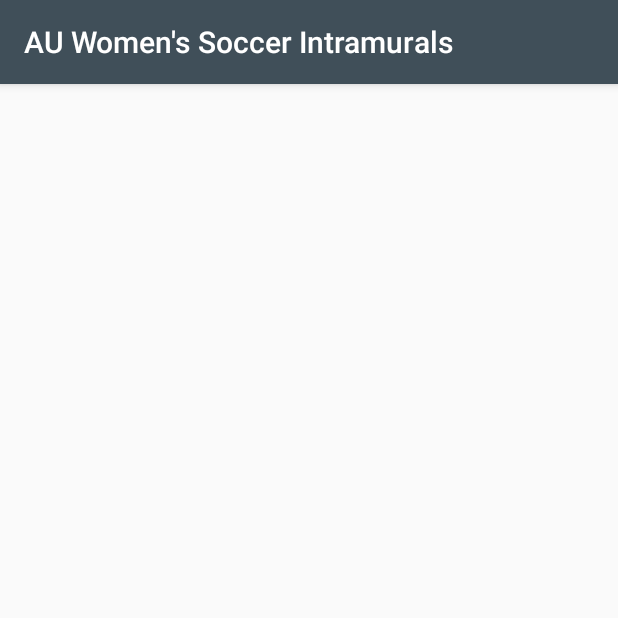
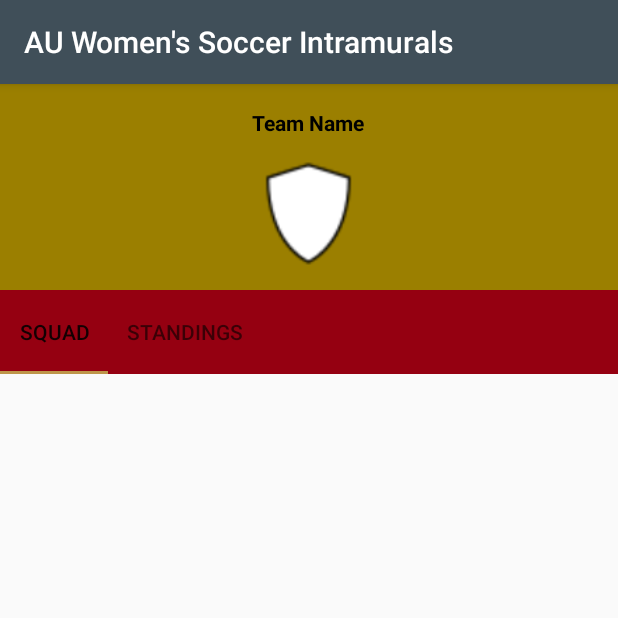
Before and after one commit to dany5555/AUSoccerIntramurals, an Android app: the TeamProfileActivity screen opened directly, with no data from a screen before it, on a phone screen of 412 x 824 dp, the top half of it. Run offline under Robolectric (Android 15) with nearby library versions, the light colour scheme and no system bars; our stand-ins replace Firebase (no records; nobody signed in at launch, a user with empty details on screens opened directly); pictures from the network do not load; 2 statements that could not run were skipped.

Commit message:
- Successfully added squad list in the team profile activity.

```diff
--- a/app/src/main/java/com/ausoccer/ausoccerintramurals/MatchesFragment.java
+++ b/app/src/main/java/com/ausoccer/ausoccerintramurals/MatchesFragment.java
@@ -177,7 +177,7 @@ public class MatchesFragment extends Fragment {
 
 
                     if (TextUtils.isEmpty(matchNumber)) {
-                        Toast.makeText(getContext(), "Please enter group name", Toast.LENGTH_SHORT).show();
+                        Toast.makeText(getContext(), "Please enter match number", Toast.LENGTH_SHORT).show();
                         return;
 
                     }
@@ -233,7 +233,7 @@ public class MatchesFragment extends Fragment {
                     matchesModel.setMatchStatus("NOT PLAYED");
 
 
-                    matchesModel.setUid(matchday1.push().getKey());
+                    matchesModel.setUid(homeTeamName + " vs " + awayTeamName);
 
                     if (currentPage == 0) {
                         try {
--- /dev/null
+++ b/app/src/main/java/com/ausoccer/ausoccerintramurals/SquadAdapter.java
@@ -0,0 +1,61 @@
+package com.ausoccer.ausoccerintramurals;
+
+import android.content.Context;
+import android.view.LayoutInflater;
+import android.view.View;
+import android.view.ViewGroup;
+import android.widget.BaseAdapter;
+import android.widget.ImageView;
+import android.widget.TextView;
+
+import com.bumptech.glide.Glide;
+
+import java.util.ArrayList;
+
+import static com.bumptech.glide.load.resource.drawable.DrawableTransitionOptions.withCrossFade;
+
+public class SquadAdapter extends BaseAdapter{
+
+    Context context;
+    ArrayList<SquadModel> squadModelArrayList;
+    SquadModel squadModel;
+
+    public SquadAdapter(Context context, ArrayList<SquadModel> squadModelArrayList) {
+        this.context = context;
+        this.squadModelArrayList = squadModelArrayList;
+    }
+
+    @Override
+    public int getCount() {
+        return squadModelArrayList.size();
+    }
+
+    @Override
+    public Object getItem(int i) {
+        return squadModelArrayList.get(i);
+    }
+
+    @Override
+    public long getItemId(int i) {
+        return i;
+    }
+
+    @Override
+    public View getView(int i, View view, ViewGroup viewGroup) {
+        if (view == null) {
+            view = LayoutInflater.from(context).inflate(R.layout.squad_list_model, viewGroup,false);
+        }
+
+        ImageView playerPicture = view.findViewById(R.id.player_picture);
+        TextView playerName = view.findViewById(R.id.player_name);
+        TextView playerNumber = view.findViewById(R.id.player_number);
+
+        squadModel = (SquadModel) this.getItem(i);
+
+        playerName.setText(squadModel.getFirstName() + " " + squadModel.getLastName());
+        playerNumber.setText(String.valueOf(squadModel.getNumber()));
+        Glide.with(context).load(squadModel.getPictureUrl()).transition(withCrossFade()).into(playerPicture);
+
+        return view;
+    }
+}
--- /dev/null
+++ b/app/src/main/java/com/ausoccer/ausoccerintramurals/SquadFragment.java
@@ -0,0 +1,84 @@
+package com.ausoccer.ausoccerintramurals;
+
+
+import android.os.Bundle;
+import android.support.v4.app.Fragment;
+import android.view.LayoutInflater;
+import android.view.View;
+import android.view.ViewGroup;
+import android.widget.ListView;
+
+import com.google.firebase.database.DataSnapshot;
+import com.google.firebase.database.DatabaseError;
+import com.google.firebase.database.DatabaseReference;
+import com.google.firebase.database.FirebaseDatabase;
+import com.google.firebase.database.ValueEventListener;
+
+import java.util.ArrayList;
+
+
+/**
+ * A simple {@link Fragment} subclass.
+ */
+public class SquadFragment extends Fragment {
+
+    ListView squadList;
+    SquadModel squadModel;
+    SquadAdapter squadAdapter;
+
+
+    FirebaseDatabase database;
+    DatabaseReference squad;
+
+    ArrayList<SquadModel> squadModelArrayList = new ArrayList<>();
+
+
+    public SquadFragment() {
+        // Required empty public constructor
+    }
+
+
+    @Override
+    public View onCreateView(LayoutInflater inflater, ViewGroup container,
+                             Bundle savedInstanceState) {
+        // Inflate the layout for this fragment
+        View v = inflater.inflate(R.layout.fragment_squad, container, false);
+
+        squadList = v.findViewById(R.id.squad_list);
+
+        squadModel = new SquadModel();
+        squadAdapter = new SquadAdapter(getActivity(), squadModelArrayList);
+        squadList.setAdapter(squadAdapter);
+
+        TeamProfileActivity teamProfileActivity = (TeamProfileActivity) getActivity();
+        String teamUid = teamProfileActivity.getTeamUid();
+
+        database = FirebaseDatabase.getInstance();
+        squad = database.getReference("Squads").child(teamUid).child("Defenders");
+
+        squad.addValueEventListener(new ValueEventListener() {
+            @Override
+            public void onDataChange(DataSnapshot dataSnapshot) {
+                squadModelArrayList.clear();
+
+                for (DataSnapshot ds : dataSnapshot.getChildren()) {
+                    SquadModel squadModel = ds.getValue(SquadModel.class);
+                    squadModelArrayList.add(squadModel);
+                }
+
+                squadList.setAdapter(squadAdapter);
+                squadAdapter.notifyDataSetChanged();
+            }
+
+            @Override
+            public void onCancelled(DatabaseError databaseError) {
+
+            }
+        });
+
+
+
+        return v;
+    }
+
+}
--- /dev/null
+++ b/app/src/main/java/com/ausoccer/ausoccerintramurals/TeamDataPagerAdapter.java
@@ -0,0 +1,36 @@
+package com.ausoccer.ausoccerintramurals;
+
+import android.support.v4.app.Fragment;
+import android.support.v4.app.FragmentManager;
+import android.support.v4.app.FragmentStatePagerAdapter;
+
+public class TeamDataPagerAdapter extends FragmentStatePagerAdapter {
+
+    int numOfTabs;
+
+    public TeamDataPagerAdapter(FragmentManager fm, int numOfTabs) {
+        super(fm);
+        this.numOfTabs = numOfTabs;
+    }
+
+    @Override
+    public Fragment getItem(int position) {
+        switch (position) {
+            case 0:
+                SquadFragment tab1 = new SquadFragment();
+                return tab1;
+            case 1:
+                TeamStandingsFragment tab2 = new TeamStandingsFragment();
+                return tab2;
+            default:
+                return null;
+
+
+        }
+    }
+
+    @Override
+    public int getCount() {
+        return numOfTabs;
+    }
+}
--- a/app/src/main/java/com/ausoccer/ausoccerintramurals/TeamProfileActivity.java
+++ b/app/src/main/java/com/ausoccer/ausoccerintramurals/TeamProfileActivity.java
@@ -1,13 +1,104 @@
 package com.ausoccer.ausoccerintramurals;
 
+import android.support.design.widget.TabLayout;
+import android.support.v4.view.ViewPager;
 import android.support.v7.app.AppCompatActivity;
 import android.os.Bundle;
+import android.widget.ImageView;
+import android.widget.TextView;
+
+import com.bumptech.glide.Glide;
+import com.google.firebase.database.DataSnapshot;
+import com.google.firebase.database.DatabaseError;
+import com.google.firebase.database.DatabaseReference;
+import com.google.firebase.database.FirebaseDatabase;
+import com.google.firebase.database.ValueEventListener;
 
 public class TeamProfileActivity extends AppCompatActivity {
+
+    TabLayout teamDataTabLayout;
+    ViewPager viewPager;
+    FirebaseDatabase database;
+    DatabaseReference currentTeamRef;
+    TeamDataPagerAdapter pagerAdapter;
+    String teamUid = "";
+
+    TextView teamName;
+    ImageView teamLogo;
+
+    int currentPage = 0;
+
 
     @Override
     protected void onCreate(Bundle savedInstanceState) {
         super.onCreate(savedInstanceState);
         setContentView(R.layout.activity_team_profile);
+
+        teamUid = getIntent().getStringExtra("homeTeamUid");
+
+        teamName = findViewById(R.id.team_name);
+        teamLogo = findViewById(R.id.team_logo);
+        teamDataTabLayout = findViewById(R.id.team_data_layout);
+        teamDataTabLayout.addTab(teamDataTabLayout.newTab().setText("SQUAD"));
+        teamDataTabLayout.addTab(teamDataTabLayout.newTab().setText("STANDINGS"));
+
+        teamDataTabLayout.setTabGravity(TabLayout.GRAVITY_FILL);
+        teamDataTabLayout.setTabMode(TabLayout.MODE_SCROLLABLE);
+
+        viewPager = findViewById(R.id.viewPager);
+        pagerAdapter = new TeamDataPagerAdapter(getSupportFragmentManager(), teamDataTabLayout.getTabCount());
+        viewPager.setAdapter(pagerAdapter);
+        viewPager.addOnPageChangeListener(new TabLayout.TabLayoutOnPageChangeListener(teamDataTabLayout));
+        teamDataTabLayout.addOnTabSelectedListener(new TabLayout.OnTabSelectedListener() {
+            @Override
+            public void onTabSelected(TabLayout.Tab tab) {
+                viewPager.setCurrentItem(tab.getPosition());
+                currentPage = viewPager.getCurrentItem();
+            }
+
+            @Override
+            public void onTabUnselected(TabLayout.Tab tab) {
+
+            }
+
+            @Override
+            public void onTabReselected(TabLayout.Tab tab) {
+
+            }
+        });
+
+        database = FirebaseDatabase.getInstance();
+        currentTeamRef = database.getReference("Teams").child(teamUid);
+
+        currentTeamRef.child("teamName").addValueEventListener(new ValueEventListener() {
+            @Override
+            public void onDataChange(DataSnapshot dataSnapshot) {
+                teamName.setText(dataSnapshot.getValue().toString());
+            }
+
+            @Override
+            public void onCancelled(DatabaseError databaseError) {
+
+            }
+        });
+
+        currentTeamRef.child("teamLogoUrl").addValueEventListener(new ValueEventListener() {
+            @Override
+            public void onDataChange(DataSnapshot dataSnapshot) {
+                Glide.with(getApplicationContext()).load(dataSnapshot.getValue().toString()).into(teamLogo);
+            }
+
+            @Override
+            public void onCancelled(DatabaseError databaseError) {
+
+            }
+        });
+
+
+    }
+
+    public String getTeamUid() {
+        return teamUid;
+
     }
 }
--- /dev/null
+++ b/app/src/main/java/com/ausoccer/ausoccerintramurals/TeamStandingsFragment.java
@@ -0,0 +1,29 @@
+package com.ausoccer.ausoccerintramurals;
+
+
+import android.os.Bundle;
+import android.support.v4.app.Fragment;
+import android.view.LayoutInflater;
+import android.view.View;
+import android.view.ViewGroup;
+
+
+/**
+ * A simple {@link Fragment} subclass.
+ */
+public class TeamStandingsFragment extends Fragment {
+
+
+    public TeamStandingsFragment() {
+        // Required empty public constructor
+    }
+
+
+    @Override
+    public View onCreateView(LayoutInflater inflater, ViewGroup container,
+                             Bundle savedInstanceState) {
+        // Inflate the layout for this fragment
+        return inflater.inflate(R.layout.fragment_team_standings, container, false);
+    }
+
+}
--- a/app/src/main/res/layout/activity_team_profile.xml
+++ b/app/src/main/res/layout/activity_team_profile.xml
@@ -1,9 +1,62 @@
 <?xml version="1.0" encoding="utf-8"?>
-<android.support.constraint.ConstraintLayout xmlns:android="http://schemas.android.com/apk/res/android"
+<RelativeLayout xmlns:android="http://schemas.android.com/apk/res/android"
     xmlns:app="http://schemas.android.com/apk/res-auto"
     xmlns:tools="http://schemas.android.com/tools"
     android:layout_width="match_parent"
     android:layout_height="match_parent"
     tools:context=".TeamProfileActivity">
 
-</android.support.constraint.ConstraintLayout>
+    <RelativeLayout
+        android:id="@+id/header_layout"
+        android:layout_width="match_parent"
+        android:layout_height="wrap_content"
+        android:padding="16dp"
+        android:background="@color/colorSecondaryDark">
+
+        <TextView
+            android:id="@+id/team_name"
+            android:layout_width="wrap_content"
+            android:layout_height="wrap_content"
+            android:text="Team Name"
+            android:textColor="@color/black"
+            android:textStyle="bold"
+            android:layout_centerHorizontal="true"/>
+
+        <ImageView
+            android:id="@+id/team_logo"
+            android:layout_width="70dp"
+            android:layout_height="70dp"
+            android:layout_below="@id/team_name"
+            android:layout_marginTop="16dp"
+            android:src="@drawable/empty_team_logo"
+            android:layout_centerHorizontal="true"/>
+
+    </RelativeLayout>
+
+    <RelativeLayout
+        android:layout_width="match_parent"
+        android:layout_height="wrap_content">
+
+    </RelativeLayout>
+
+    <android.support.v4.view.ViewPager
+        android:id="@+id/viewPager"
+        android:layout_width="match_parent"
+        android:layout_height="match_parent"
+        android:layout_below="@id/team_data_layout"
+        app:layout_behavior="@string/appbar_scrolling_view_behavior">
+
+    </android.support.v4.view.ViewPager>
+
+    <android.support.design.widget.TabLayout
+        android:id="@+id/team_data_layout"
+        android:layout_width="match_parent"
+        android:layout_height="?attr/actionBarSize"
+        android:layout_alignParentStart="true"
+        android:layout_alignParentLeft="true"
+        android:layout_below="@+id/header_layout"
+        android:background="@color/colorPrimaryDark">
+
+    </android.support.design.widget.TabLayout>
+
+</RelativeLayout>
--- /dev/null
+++ b/app/src/main/res/layout/fragment_squad.xml
@@ -0,0 +1,16 @@
+<?xml version="1.0" encoding="utf-8"?>
+<FrameLayout xmlns:android="http://schemas.android.com/apk/res/android"
+    xmlns:tools="http://schemas.android.com/tools"
+    android:layout_width="match_parent"
+    android:layout_height="match_parent"
+    tools:context=".SquadFragment">
+
+    <ListView
+        android:id="@+id/squad_list"
+        android:layout_width="match_parent"
+        android:layout_height="wrap_content"
+        android:layout_marginTop="10dp">
+
+    </ListView>
+
+</FrameLayout>
```
Also changed, not shown: app/src/main/java/com/ausoccer/ausoccerintramurals/MatchDataActivity.java (+27 -0 lines), app/src/main/java/com/ausoccer/ausoccerintramurals/SquadModel.java (added, +113 -0 lines), app/src/main/res/layout/activity_match_data.xml (+9 -17 lines), app/src/main/res/layout/fragment_team_standings.xml (added, +14 -0 lines), app/src/main/res/layout/squad_list_model.xml (added, +37 -0 lines), app/src/main/res/drawable/joyce_player_picture.png (added).
